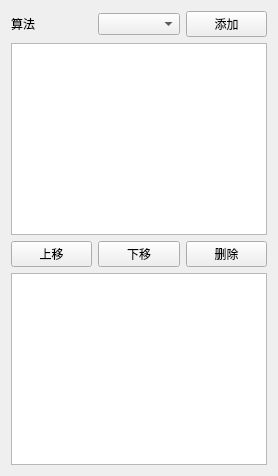
The window that project/chromatography_workstation/ui/src/MethodEditorView.ui (Lanen259/chromatography_workstation) describes before a commit, drawn with Qt 5.
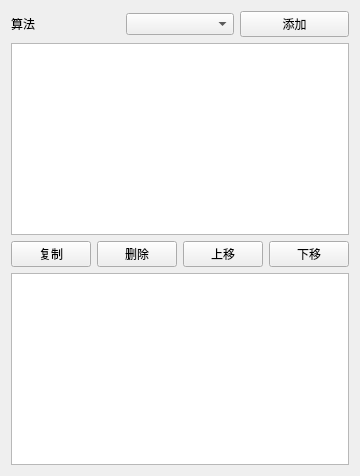
The same window after the commit.

Commit message: feat(ui): P4 方法编辑器 v2——Copy 复制步骤（含参数） - 步骤操作补「复制」：深拷贝选中步骤插入其后并选中；.ui 加 btnCopy - 注：显示名仅 IFilter 有（契约 §4.2 其他接口只有 id），不可统一取，列表暂显示 id（记不确定清单） - 方法 JSON 存读（P3 MainWindow）+ Copy（本步）组成方法编辑器 v2

Patch:
```diff
--- a/project/chromatography_workstation/ui/src/MethodEditorView.ui
+++ b/project/chromatography_workstation/ui/src/MethodEditorView.ui
@@ -29,6 +29,20 @@
    </item>
    <item>
     <layout class="QHBoxLayout" name="stepButtons">
+     <item>
+      <widget class="QPushButton" name="btnCopy">
+       <property name="text">
+        <string>复制</string>
+       </property>
+      </widget>
+     </item>
+     <item>
+      <widget class="QPushButton" name="btnRemove">
+       <property name="text">
+        <string>删除</string>
+       </property>
+      </widget>
+     </item>
      <item>
       <widget class="QPushButton" name="btnUp">
        <property name="text">
@@ -43,13 +57,6 @@
        </property>
       </widget>
      </item>
-     <item>
-      <widget class="QPushButton" name="btnRemove">
-       <property name="text">
-        <string>删除</string>
-       </property>
-      </widget>
-     </item>
     </layout>
    </item>
    <item>
```
The commit also changes 3 other files.
